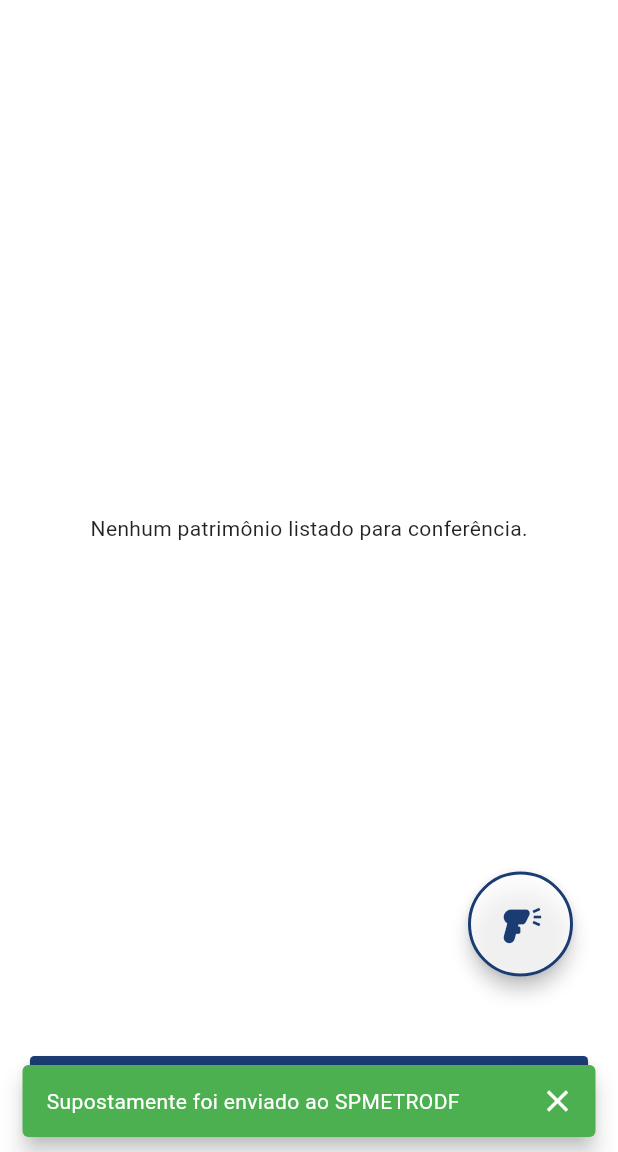
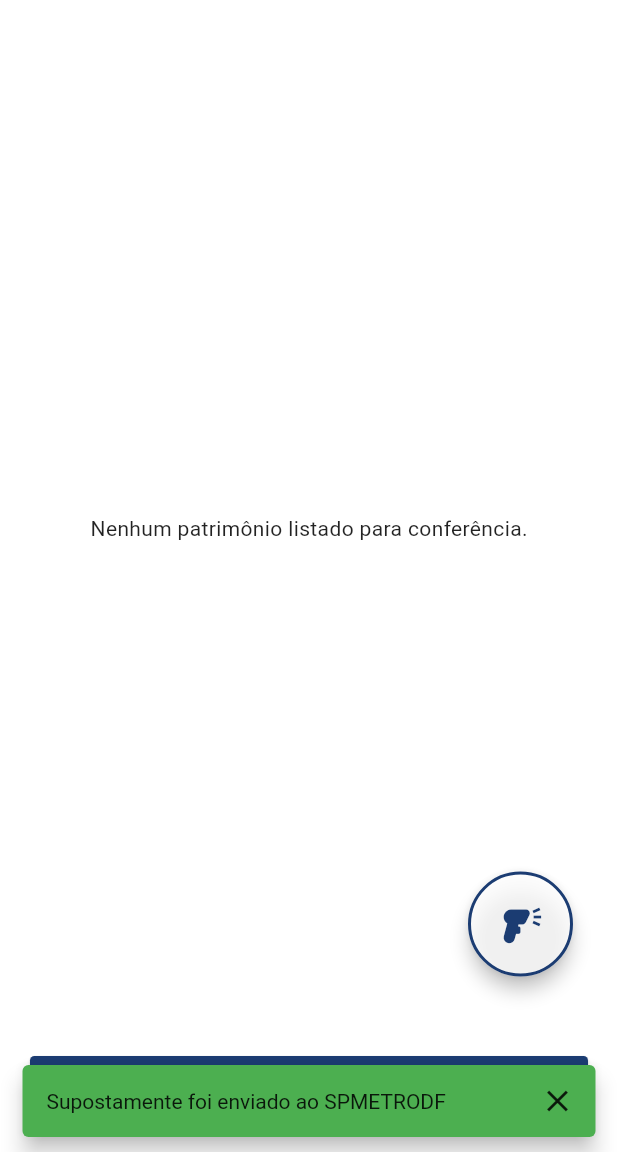
Before and after one commit to KautaLuttembarck/patrimonio, a Flutter app: the ConferenciaPage screen opened by its route, after a tap on "Enviar conferência", on a phone screen of 412 x 824 dp, the part 84-1236 px from its top. Run offline on Flutter 3.47's test engine with Material 3 defaults, Android fonts, the phone set to English and light mode, and no system bars; drawn by our look-alikes of flutter_animate; our stand-ins replace sqflite, vibration; missing offline and left inert: clarity_flutter, simple_barcode_scanner; accounts and stored records are empty; statements that could not run were skipped.

Commit message:
Padronização das cores dos temas para melhor construção do tema escuro

```diff
--- a/lib/ui/themes/dark_theme.dart
+++ b/lib/ui/themes/dark_theme.dart
@@ -1,18 +1,19 @@
 import 'package:flutter/material.dart';
 
-final Color _baseTextColor = Colors.black87;
-final Color _primaryTextButtonFontColor = Color(0xFF1B3C72);
+final Color _baseTextColor = Colors.white;
+final Color _primaryTextButtonFontColor = Colors.white;
 final Color _reverseTextColor = Colors.white;
 final Color _errorColor = Colors.red.shade900;
 final Color _baseBackgroundColor = Color(0xFF1B3C72);
-final Color _baseOverlayColor = Colors.black12;
+final Color _themeFontColor = Color(0xFF1B3C72);
+final Color _baseOverlayColor = Colors.white38;
 final double _baseElevation = 5;
 
 final ThemeData darkTheme = ThemeData(
   useMaterial3: true,
   primaryColor: _baseBackgroundColor,
 
-  scaffoldBackgroundColor: Colors.white,
+  scaffoldBackgroundColor: Colors.black,
 
   colorScheme: ColorScheme(
     brightness: Brightness.dark,
@@ -26,11 +27,15 @@ final ThemeData darkTheme = ThemeData(
     error: _errorColor,
     onError: _errorColor,
 
-    surface: Colors.white,
-    onSurface: Colors.black54,
+    surface: Colors.grey[800]!,
+    onSurface: Colors.white,
 
     surfaceContainerHighest: Colors.grey,
     surfaceBright: Colors.blue,
+
+    shadow: Colors.white24,
+
+    outline: Colors.white,
   ),
 
   appBarTheme: AppBarTheme(
@@ -39,11 +44,11 @@ final ThemeData darkTheme = ThemeData(
   ),
 
   listTileTheme: ListTileThemeData(
-    iconColor: _primaryTextButtonFontColor,
-    textColor: Colors.black87,
-    tileColor: Colors.white,
+    iconColor: _baseTextColor,
+    textColor: _baseTextColor,
+    tileColor: Colors.grey[800]!,
     selectedTileColor: Color(0xFFE3F2FD),
-    selectedColor: Colors.blue,
+    selectedColor: _themeFontColor,
     shape: RoundedRectangleBorder(
       borderRadius: BorderRadius.circular(10),
     ),
@@ -53,7 +58,7 @@ final ThemeData darkTheme = ThemeData(
       vertical: 4,
     ),
     titleTextStyle: TextStyle(
-      color: Colors.black87,
+      color: _baseTextColor,
       fontWeight: FontWeight.bold,
     ),
   ),
@@ -114,6 +119,7 @@ final ThemeData darkTheme = ThemeData(
   progressIndicatorTheme: ProgressIndicatorThemeData(
     color: _baseBackgroundColor,
     circularTrackColor: Color.fromRGBO(0, 0, 0, 0.0),
+    linearTrackColor: Color.fromRGBO(0, 0, 0, 0.0),
   ),
 
   elevatedButtonTheme: ElevatedButtonThemeData(
@@ -163,4 +169,13 @@ final ThemeData darkTheme = ThemeData(
       borderRadius: BorderRadius.circular(10),
     ),
   ),
+
+  snackBarTheme: SnackBarThemeData(
+    showCloseIcon: true,
+    closeIconColor: _baseTextColor,
+    contentTextStyle: TextStyle(
+      color: _baseTextColor,
+    ),
+    behavior: SnackBarBehavior.floating,
+  ),
 );
--- a/lib/ui/themes/light_theme.dart
+++ b/lib/ui/themes/light_theme.dart
@@ -31,6 +31,8 @@ final ThemeData lightTheme = ThemeData(
 
     surfaceContainerHighest: Colors.grey,
     surfaceBright: Colors.blue,
+
+    outline: Colors.grey,
   ),
 
   appBarTheme: AppBarTheme(
@@ -40,7 +42,7 @@ final ThemeData lightTheme = ThemeData(
 
   listTileTheme: ListTileThemeData(
     iconColor: _primaryTextButtonFontColor,
-    textColor: Colors.black87,
+    textColor: _primaryTextButtonFontColor,
     tileColor: Colors.white,
     selectedTileColor: Color(0xFFE3F2FD),
     selectedColor: Colors.blue,
@@ -114,6 +116,7 @@ final ThemeData lightTheme = ThemeData(
   progressIndicatorTheme: ProgressIndicatorThemeData(
     color: _baseBackgroundColor,
     circularTrackColor: Color.fromRGBO(0, 0, 0, 0.0),
+    linearTrackColor: Color.fromRGBO(0, 0, 0, 0.0),
   ),
 
   elevatedButtonTheme: ElevatedButtonThemeData(
@@ -163,4 +166,13 @@ final ThemeData lightTheme = ThemeData(
       borderRadius: BorderRadius.circular(10),
     ),
   ),
+
+  snackBarTheme: SnackBarThemeData(
+    showCloseIcon: true,
+    closeIconColor: _baseTextColor,
+    contentTextStyle: TextStyle(
+      color: _baseTextColor,
+    ),
+    behavior: SnackBarBehavior.floating,
+  ),
 );
```
